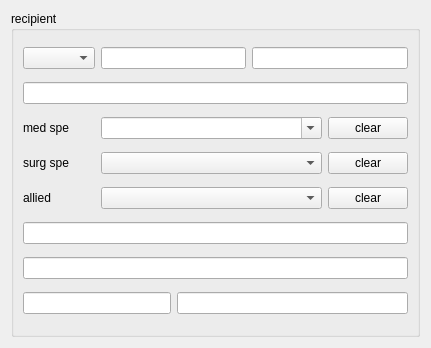
Before: the Qt Designer form global_resources/forms/subforms/generic/clinical_letter/ui/xx/clinical_letter.ui in FreeHealth/freehealth, drawn with Qt 5.
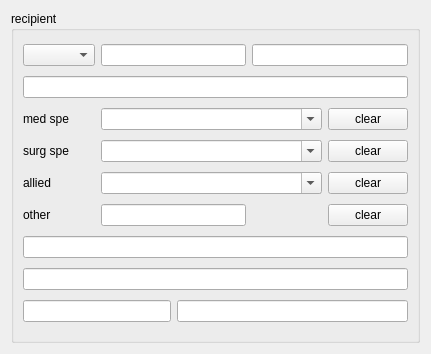
After: the same form once the commit is applied.

Commit message:
clinical letter continued
pmhbase: documentation rephrasing

Patch:
```diff
--- a/global_resources/forms/subforms/generic/clinical_letter/ui/xx/clinical_letter.ui
+++ b/global_resources/forms/subforms/generic/clinical_letter/ui/xx/clinical_letter.ui
@@ -7,7 +7,7 @@
     <x>0</x>
     <y>0</y>
     <width>431</width>
-    <height>348</height>
+    <height>354</height>
    </rect>
   </property>
   <property name="windowTitle">
@@ -46,6 +46,13 @@
         </property>
        </widget>
       </item>
+      <item row="3" column="1" colspan="3">
+       <widget class="QComboBox" name="surgicalSpecialtyComboBox">
+        <property name="editable">
+         <bool>true</bool>
+        </property>
+       </widget>
+      </item>
       <item row="2" column="4">
        <widget class="QPushButton" name="medicalSpecialtyClearPushButton">
         <property name="text">
@@ -60,8 +67,12 @@
         </property>
        </widget>
       </item>
-      <item row="3" column="1" colspan="3">
-       <widget class="QComboBox" name="surgicalSpecialtyComboBox"/>
+      <item row="4" column="1" colspan="3">
+       <widget class="QComboBox" name="alliedHealthProfessionsComboBox">
+        <property name="editable">
+         <bool>true</bool>
+        </property>
+       </widget>
       </item>
       <item row="3" column="4">
        <widget class="QPushButton" name="pushButton_2">
@@ -77,28 +88,42 @@
         </property>
        </widget>
       </item>
-      <item row="4" column="1" colspan="3">
-       <widget class="QComboBox" name="alliedHealthProfessionsComboBox"/>
-      </item>
-      <item row="4" column="4">
-       <widget class="QPushButton" name="pushButton_3">
-        <property name="text">
-         <string>clear</string>
-        </property>
-       </widget>
-      </item>
-      <item row="5" column="0" colspan="5">
-       <widget class="QLineEdit" name="address1LineEdit"/>
-      </item>
       <item row="6" column="0" colspan="5">
+       <widget class="QLineEdit" name="address1LineEdit"/>
+      </item>
+      <item row="4" column="4">
+       <widget class="QPushButton" name="alliedHealthProfessionsClearPushButton">
+        <property name="text">
+         <string>clear</string>
+        </property>
+       </widget>
+      </item>
+      <item row="7" column="0" colspan="5">
        <widget class="QLineEdit" name="address2LineEdit"/>
       </item>
-      <item row="7" column="0" colspan="2">
-       <widget class="QLineEdit" name="zipLineEdit"/>
-      </item>
-      <item row="7" column="2" colspan="3">
+      <item row="8" column="2" colspan="3">
        <widget class="QLineEdit" name="cityLineEdit"/>
       </item>
+      <item row="8" column="0" colspan="2">
+       <widget class="QLineEdit" name="zipLineEdit"/>
+      </item>
+      <item row="5" column="0">
+       <widget class="QLabel" name="otherRecipientLabel">
+        <property name="text">
+         <string>other</string>
+        </property>
+       </widget>
+      </item>
+      <item row="5" column="1" colspan="2">
+       <widget class="QLineEdit" name="otherRecipientLineEdit"/>
+      </item>
+      <item row="5" column="4">
+       <widget class="QPushButton" name="otherRecipientClearPushButton">
+        <property name="text">
+         <string>clear</string>
+        </property>
+       </widget>
+      </item>
      </layout>
     </widget>
    </item>
```
Left out of the diff: 197 changed lines with no effect on the pictures. The commit also changes 3 other files.
